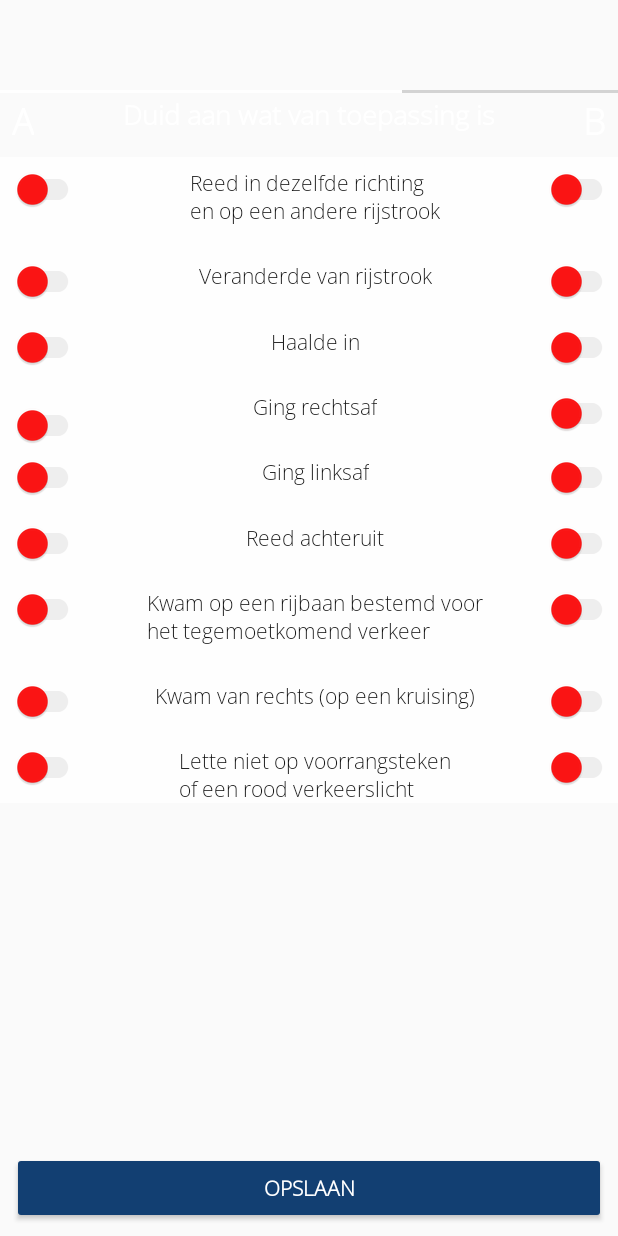
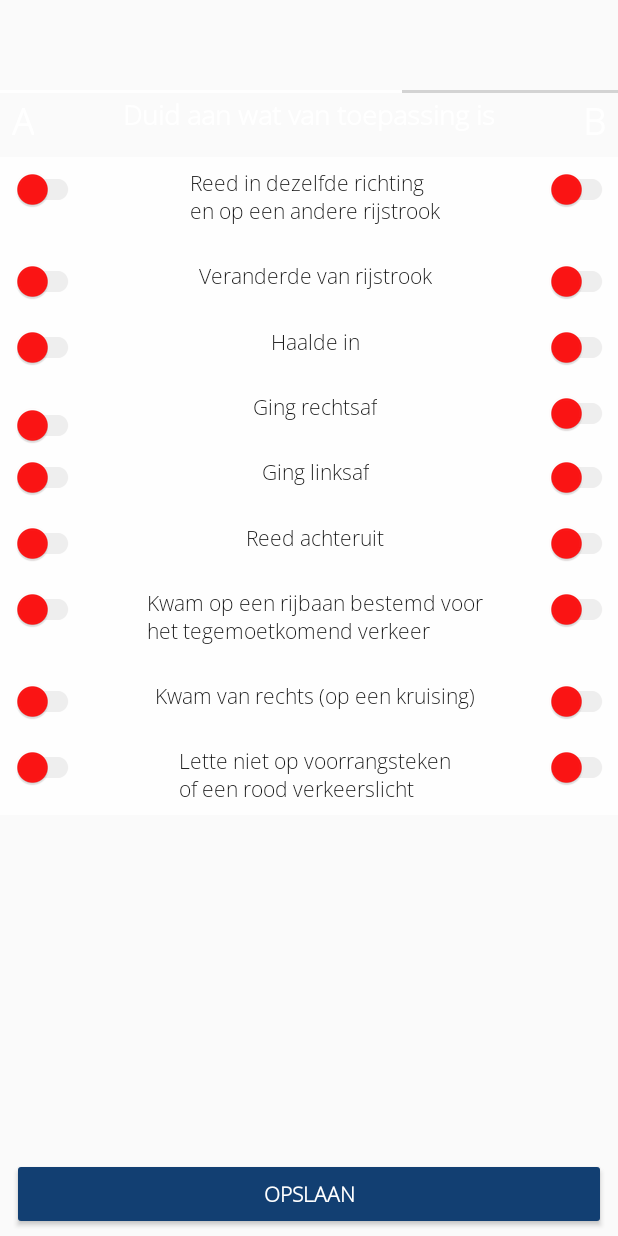
Before and after one commit to anthonyvno/CRASH-mobile, an Android app: the fragment ReportCircumstances2Fragment shown on its own in the app's theme, on a phone screen of 412 x 824 dp. Run offline under Robolectric (Android 15) with nearby library versions, the phone set to English and light mode, and no system bars; Roboto replaces fonts that are not available here.

Commit message:
button placement

```diff
--- a/app/src/main/res/layout/fragment_report_circumstances2.xml
+++ b/app/src/main/res/layout/fragment_report_circumstances2.xml
@@ -18,7 +18,7 @@
             android:layout_marginEnd="8dp"
             app:layout_constraintStart_toStartOf="parent"
             android:layout_marginStart="8dp"
-            android:layout_marginBottom="8dp" app:layout_constraintBottom_toBottomOf="parent"/>
+            android:layout_marginBottom="4dp" app:layout_constraintBottom_toBottomOf="parent"/>
     <android.support.v7.widget.AppCompatSeekBar
             android:layout_width="match_parent"
             android:id="@+id/seekbar_home"
@@ -39,7 +39,8 @@
             android:layout_marginTop="16dp"
             android:alpha="0.92"
             app:layout_constraintStart_toStartOf="parent"
-            app:layout_constraintBottom_toBottomOf="parent" app:layout_constraintVertical_bias="0.16000003">
+            app:layout_constraintBottom_toBottomOf="parent" app:layout_constraintVertical_bias="0.16000003"
+            android:layout_marginBottom="4dp">
         <android.support.constraint.ConstraintLayout
                 android:layout_width="match_parent"
                 android:layout_height="match_parent" android:id="@+id/constraint2"
@@ -269,8 +270,9 @@
                     android:id="@+id/text_report_circ_17" android:layout_marginTop="24dp"
                     app:layout_constraintTop_toBottomOf="@+id/text_report_circ_16"
                     app:layout_constraintEnd_toStartOf="@+id/switch_circ_17b" android:layout_marginEnd="8dp"
-                    android:layout_marginRight="8dp" app:layout_constraintStart_toEndOf="@+id/switch_circ_17a"
-                    android:layout_marginLeft="8dp" android:layout_marginStart="8dp"/>
+                    app:layout_constraintStart_toEndOf="@+id/switch_circ_17a"
+                    android:layout_marginStart="8dp" android:layout_marginBottom="8dp"
+                    app:layout_constraintBottom_toBottomOf="parent"/>
 
         </android.support.constraint.ConstraintLayout>
     </ScrollView>
--- a/app/src/main/res/layout/fragment_report_overview.xml
+++ b/app/src/main/res/layout/fragment_report_overview.xml
@@ -32,9 +32,9 @@
             android:text="Volgende >"
             android:layout_width="0dp"
             android:layout_height="wrap_content"
-            android:id="@+id/button_report_overview_confirm" android:layout_marginBottom="8dp"
+            android:id="@+id/button_report_overview_confirm" android:layout_marginBottom="4dp"
             app:layout_constraintBottom_toBottomOf="parent" app:layout_constraintStart_toStartOf="parent"
-            android:layout_marginLeft="8dp" android:layout_marginStart="8dp" app:layout_constraintEnd_toEndOf="parent"
-            android:layout_marginEnd="8dp" android:layout_marginRight="8dp"/>
+            android:layout_marginStart="8dp" app:layout_constraintEnd_toEndOf="parent"
+            android:layout_marginEnd="8dp"/>
 
 </android.support.constraint.ConstraintLayout>
```
Also changed, not shown: app/src/main/res/layout/fragment_report_circumstances.xml (+6 -4 lines).
